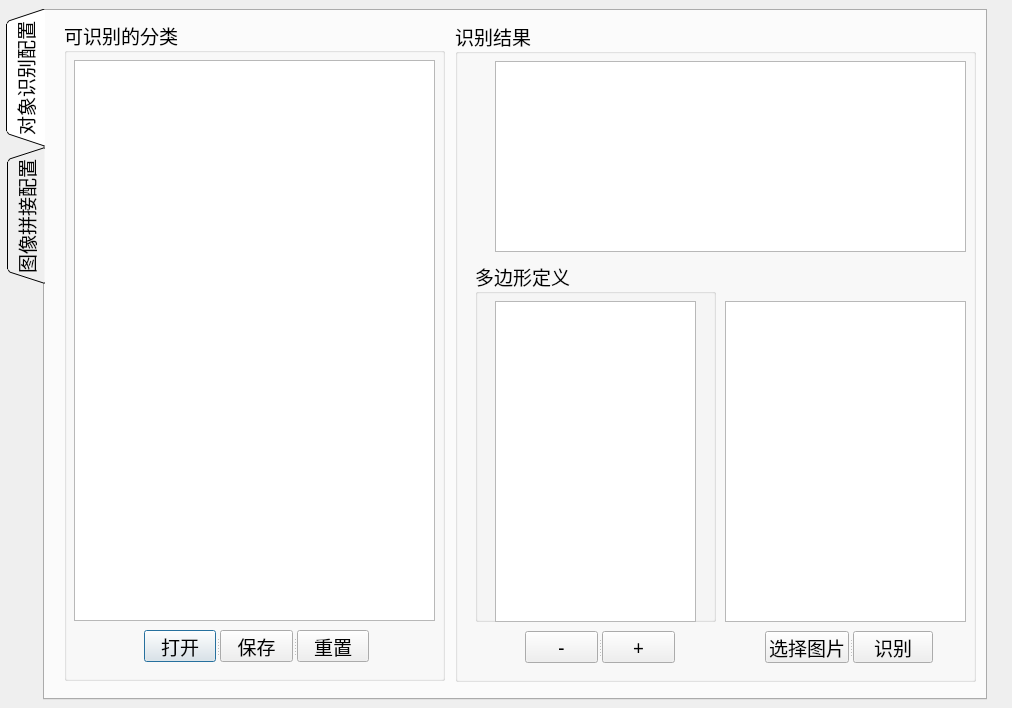
The window that QTGUI/QTGUI.ui (jizhiguo/DNNCV) describes before a commit, drawn with Qt 5.
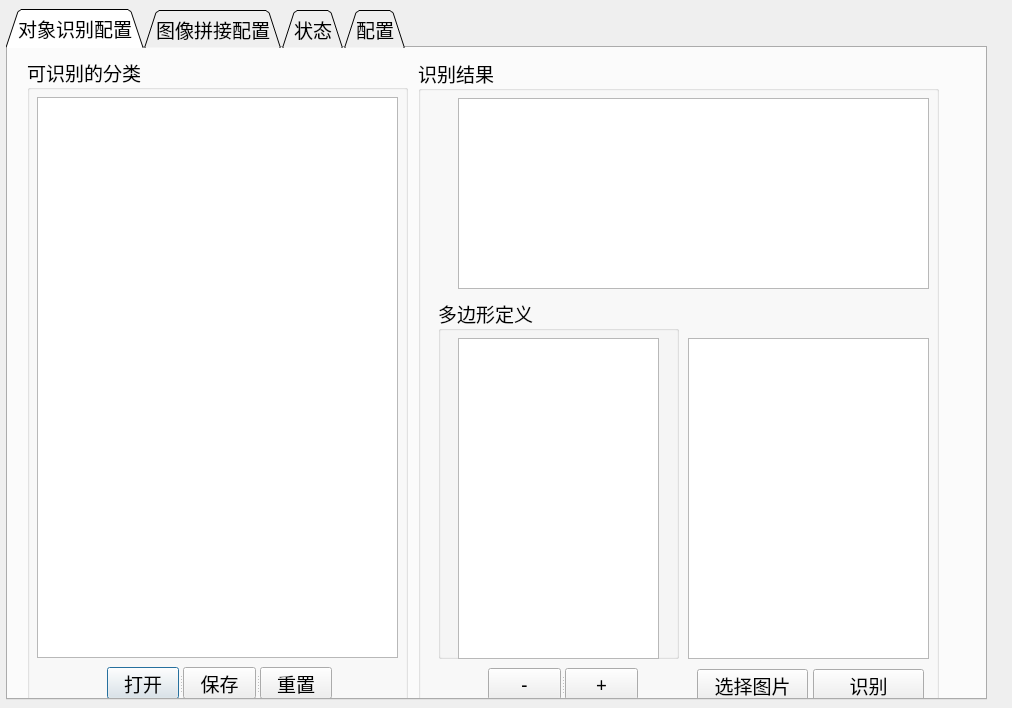
The same window after the commit. The open tabs and pages were chosen to show the change. Custom widgets are drawn as their Qt base class.

Patch:
```diff
--- a/QTGUI/QTGUI.ui
+++ b/QTGUI/QTGUI.ui
@@ -41,7 +41,7 @@
     <enum>Qt::LeftToRight</enum>
    </property>
    <property name="tabPosition">
-    <enum>QTabWidget::West</enum>
+    <enum>QTabWidget::North</enum>
    </property>
    <property name="tabShape">
     <enum>QTabWidget::Triangular</enum>
@@ -112,6 +112,9 @@
       <property name="toolTipDuration">
        <number>1</number>
       </property>
+      <property name="gridStyle">
+       <enum>Qt::DotLine</enum>
+      </property>
      </widget>
      <widget class="QSplitter" name="splitter">
       <property name="geometry">
@@ -191,29 +194,6 @@
        </property>
       </widget>
      </widget>
-     <widget class="QSplitter" name="splitter_2">
-      <property name="geometry">
-       <rect>
-        <x>310</x>
-        <y>610</y>
-        <width>168</width>
-        <height>32</height>
-       </rect>
-      </property>
-      <property name="orientation">
-       <enum>Qt::Horizontal</enum>
-      </property>
-      <widget class="QPushButton" name="pushButton_4">
-       <property name="text">
-        <string>选择图片</string>
-       </property>
-      </widget>
-      <widget class="QPushButton" name="pushButton_5">
-       <property name="text">
-        <string>识别</string>
-       </property>
-      </widget>
-     </widget>
      <widget class="QTextEdit" name="textBrowser">
       <property name="geometry">
        <rect>
@@ -263,6 +243,41 @@
        <enum>Qt::ScrollBarAlwaysOff</enum>
       </property>
      </widget>
+     <widget class="QPushButton" name="pushButton_4">
+      <property name="geometry">
+       <rect>
+        <x>279</x>
+        <y>611</y>
+        <width>111</width>
+        <height>32</height>
+       </rect>
+      </property>
+      <property name="text">
+       <string>选择图片</string>
+      </property>
+      <property name="checkable">
+       <bool>false</bool>
+      </property>
+      <property name="default">
+       <bool>false</bool>
+      </property>
+      <property name="flat">
+       <bool>false</bool>
+      </property>
+     </widget>
+     <widget class="QPushButton" name="pushButton_5">
+      <property name="geometry">
+       <rect>
+        <x>395</x>
+        <y>611</y>
+        <width>111</width>
+        <height>32</height>
+       </rect>
+      </property>
+      <property name="text">
+       <string>识别</string>
+      </property>
+     </widget>
     </widget>
    </widget>
    <widget class="QWidget" name="tab_2">
@@ -376,6 +391,42 @@
      </property>
     </widget>
    </widget>
+   <widget class="QWidget" name="tab_3">
+    <attribute name="title">
+     <string>状态</string>
+    </attribute>
+   </widget>
+   <widget class="QWidget" name="tab_4">
+    <attribute name="title">
+     <string>配置</string>
+    </attribute>
+    <widget class="QTabWidget" name="tabWidget_2">
+     <property name="geometry">
+      <rect>
+       <x>20</x>
+       <y>10</y>
+       <width>941</width>
+       <height>631</height>
+      </rect>
+     </property>
+     <property name="tabShape">
+      <enum>QTabWidget::Triangular</enum>
+     </property>
+     <property name="currentIndex">
+      <number>0</number>
+     </property>
+     <widget class="QWidget" name="tab_5">
+      <attribute name="title">
+       <string>Tab 1</string>
+      </attribute>
+     </widget>
+     <widget class="QWidget" name="tab_6">
+      <attribute name="title">
+       <string>Tab 2</string>
+      </attribute>
+     </widget>
+    </widget>
+   </widget>
   </widget>
  </widget>
  <layoutdefault spacing="6" margin="11"/>
```
Left out of the diff: 2 changed lines with no effect on the pictures.
